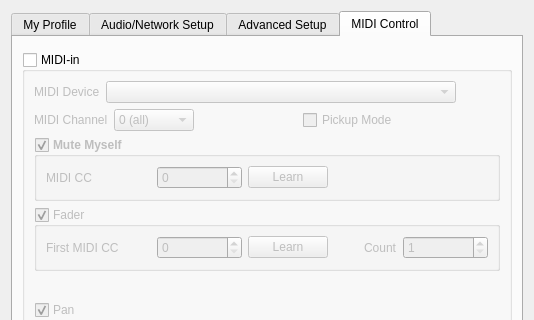
Above: src/clientsettingsdlgbase.ui from ignotus666/jamulus before the change; both pictures show x 0 to 534 and y 0 to 320 of the 534 by 591 pixel window. Below: the same form after it.
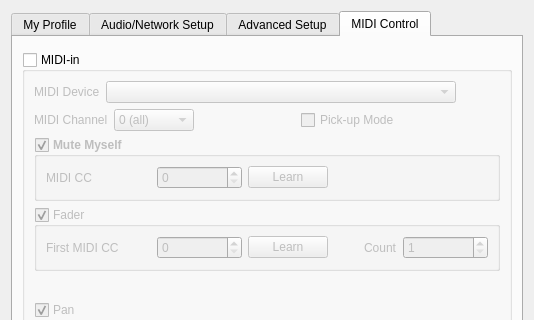
That is the form after the change. Icons and pictures are not drawn. Custom widgets are drawn as their Qt base class.

```diff
--- a/src/clientsettingsdlgbase.ui
+++ b/src/clientsettingsdlgbase.ui
@@ -1515,7 +1515,7 @@
             <item>
              <widget class="QCheckBox" name="chbMIDIPickupMode">
               <property name="text">
-               <string>Pickup Mode</string>
+               <string>Pick-up Mode</string>
               </property>
              </widget>
             </item>
```
